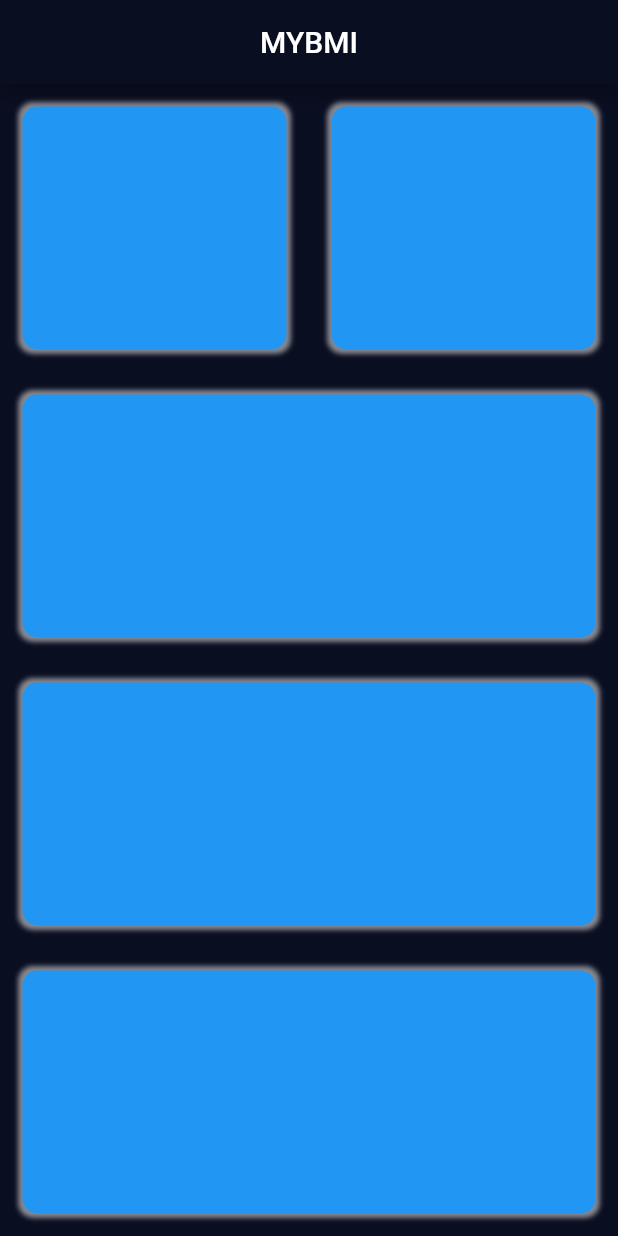
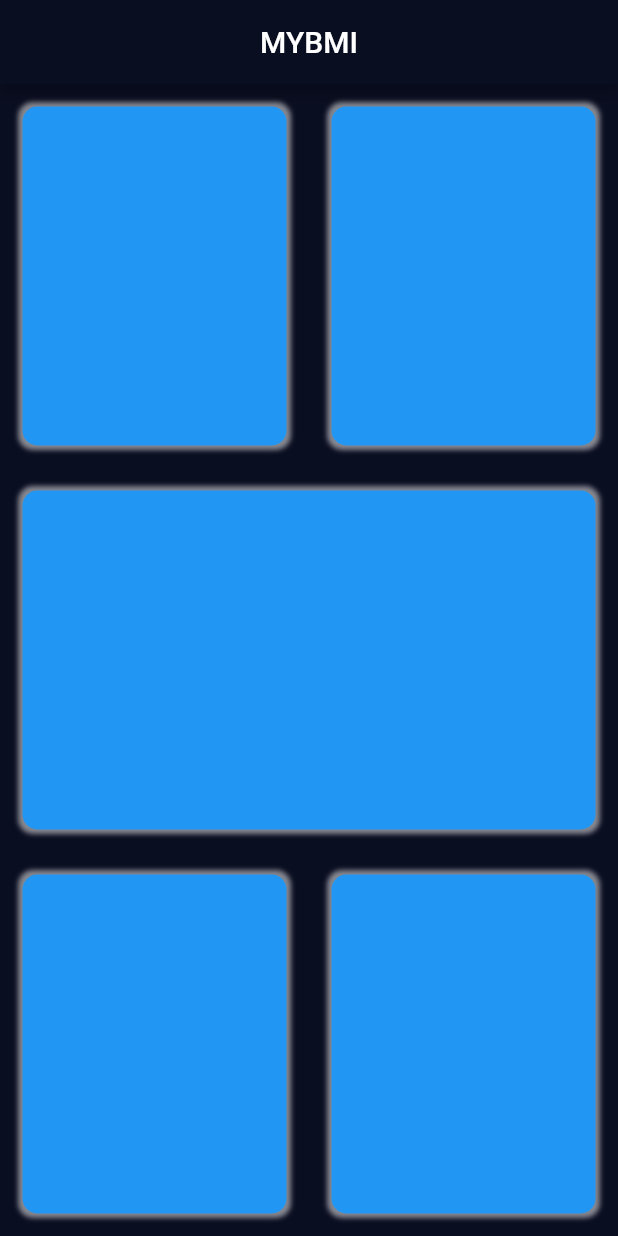
Before and after one commit to RedeemerNtumy/bmiCalculatorApp, a Flutter app: the screen it shows after launch, on a phone screen of 412 x 824 dp. Run offline on Flutter 3.47's test engine with Material 2 defaults, Android fonts, the phone set to English and light mode, and no system bars.

Commit message:
More modifications

```diff
--- a/lib/input_page.dart
+++ b/lib/input_page.dart
@@ -6,26 +6,6 @@ class InputPage extends StatefulWidget {
 }
 
 class _InputPageState extends State<InputPage> {
-  Expanded interface() {
-    return Expanded(
-      child: Container(
-        margin: EdgeInsets.all(15),
-        decoration: BoxDecoration(
-          borderRadius: BorderRadius.circular(10),
-          color: Colors.blue,
-          boxShadow: [
-            BoxShadow(
-              color: Colors.white.withOpacity(0.5),
-              spreadRadius: 3,
-              blurRadius: 2,
-              offset: Offset(0, 0),
-            )
-          ],
-        ),
-      ),
-    );
-  }
-
   @override
   Widget build(BuildContext context) {
     return Scaffold(
@@ -39,16 +19,56 @@ class _InputPageState extends State<InputPage> {
           Expanded(
             child: Row(
               children: [
-                interface(),
-                interface(),
+                Expanded(
+                  child: BmiCard(),
+                ),
+                Expanded(
+                  child: BmiCard(),
+                ),
               ],
             ),
           ),
-          interface(),
-          interface(),
-          interface(),
+          Expanded(
+            child: BmiCard(),
+          ),
+          Expanded(
+              child: Row(
+            children: [
+              Expanded(
+                child: BmiCard(),
+              ),
+              Expanded(
+                child: BmiCard(),
+              ),
+            ],
+          ))
         ],
       ),
     );
   }
 }
+
+class BmiCard extends StatelessWidget {
+  const BmiCard({
+    Key? key,
+  }) : super(key: key);
+
+  @override
+  Widget build(BuildContext context) {
+    return Container(
+      margin: EdgeInsets.all(15),
+      decoration: BoxDecoration(
+        borderRadius: BorderRadius.circular(10),
+        color: Colors.blue,
+        boxShadow: [
+          BoxShadow(
+            color: Colors.white.withOpacity(0.5),
+            spreadRadius: 3,
+            blurRadius: 2,
+            offset: Offset(0, 0),
+          )
+        ],
+      ),
+    );
+  }
+}
```
